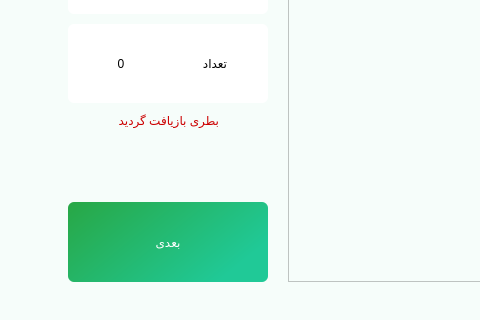
Above: main.ui from Farazist/raspberrypi-app before the change; both pictures show x 0 to 480 and y 280 to 600 of the 1000 by 600 pixel window. Below: the same form after it.
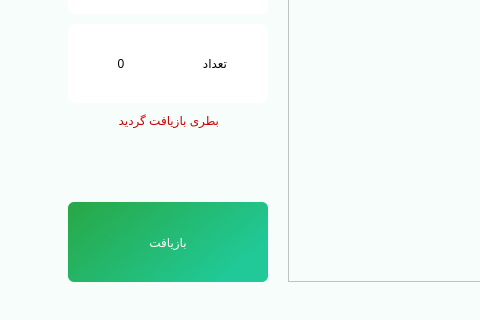
That is the form after the change. The open tabs and pages were chosen to show the change. Icons and pictures are not drawn.

```diff
--- a/main.ui
+++ b/main.ui
@@ -2015,7 +2015,7 @@
 outline-style: none;</string>
               </property>
               <property name="text">
-               <string>بعدی</string>
+               <string>بازیافت</string>
               </property>
              </widget>
             </item>
```
Left out of the diff: 12 changed lines with no effect on the pictures.
